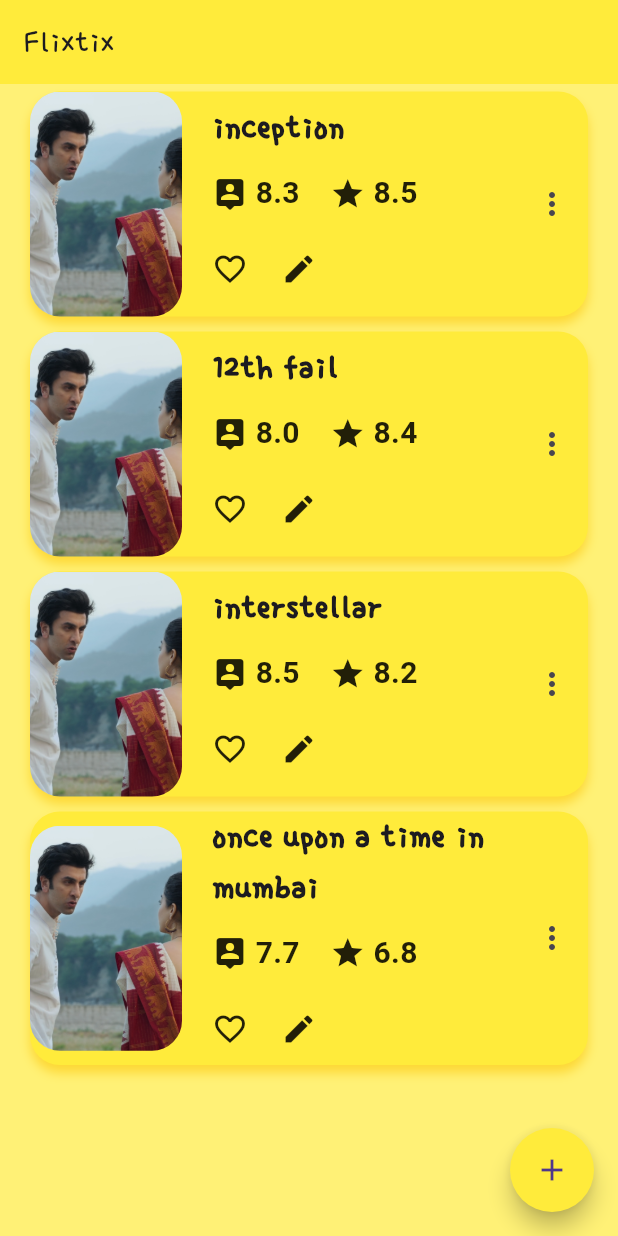
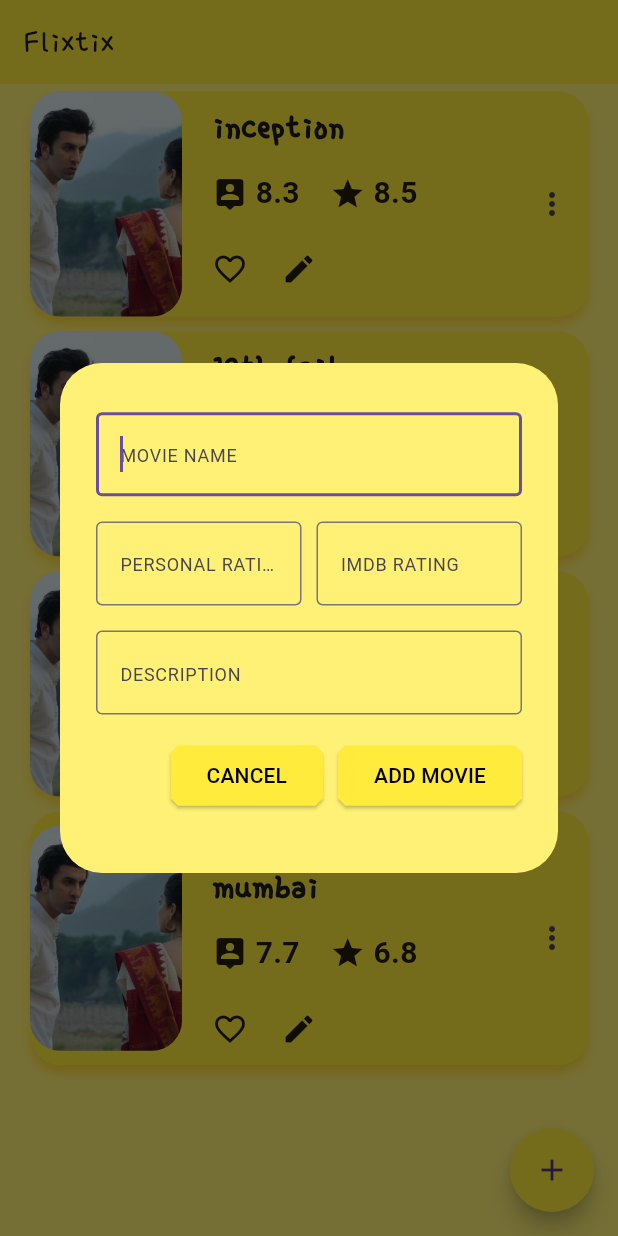
Before and after one commit to MJI-Abir/Flixtix, a Flutter app: the screen it shows after launch, after a tap on the "add" icon, on a phone screen of 412 x 824 dp. Run offline on Flutter 3.47's test engine with Material 3 defaults, Android fonts, the phone set to English and light mode, and no system bars; our stand-ins replace cloud_firestore, firebase_core, flutter_slidable, fluttertoast; accounts and stored records are empty; Roboto replaces fonts that are missing (PoorStory).

Commit message:
add movie dialog box basic design

```diff
--- a/lib/flixtix_page/flixtix_page.dart
+++ b/lib/flixtix_page/flixtix_page.dart
@@ -1,5 +1,6 @@
 import 'package:flutter/material.dart';
 import 'package:moviflix/utils/my_colors.dart';
+import 'package:moviflix/widgets/custom_movie_addition_dialog.dart';
 import 'package:moviflix/widgets/movies_list_tile.dart';
 
 class FlixtixPage extends StatefulWidget {
@@ -10,6 +11,11 @@ class FlixtixPage extends StatefulWidget {
 }
 
 class _FlixtixPageState extends State<FlixtixPage> {
+  final _movieNameController = TextEditingController();
+  final _personalRatingController = TextEditingController();
+  final _imdbRatingController = TextEditingController();
+  final _movieDescriptionController = TextEditingController();
+
   final List<List> moviesList = [
     [
       'inception',
@@ -40,6 +46,7 @@ class _FlixtixPageState extends State<FlixtixPage> {
       'assets/images/animal_cover.png'
     ],
   ];
+
   @override
   Widget build(BuildContext context) {
     return Scaffold(
@@ -65,11 +72,32 @@ class _FlixtixPageState extends State<FlixtixPage> {
         },
       ),
       floatingActionButton: FloatingActionButton(
-        onPressed: () {},
+        onPressed: openMovieAdditionDialog,
         backgroundColor: Theme.of(context).primaryColor,
         shape: const CircleBorder(),
         child: const Icon(Icons.add),
       ),
     );
   }
+
+  void openMovieAdditionDialog() {
+    showDialog(
+        context: context,
+        builder: (context) {
+          return CustomMovieAdditionDialog(
+            movieNameController: _movieNameController,
+            personalRatingController: _personalRatingController,
+            imdbRatingController: _imdbRatingController,
+            movieDescriptionController: _movieDescriptionController,
+            onAddMovie: () {},
+            onCancel: () {
+              _movieNameController.clear();
+              _personalRatingController.clear();
+              _imdbRatingController.clear();
+              _movieDescriptionController.clear();
+              Navigator.of(context).pop();
+            },
+          );
+        });
+  }
 }
--- a/lib/main.dart
+++ b/lib/main.dart
@@ -1,6 +1,5 @@
 import 'package:flutter/material.dart';
 import 'package:moviflix/flixtix_page/flixtix_page.dart';
-import 'package:moviflix/home_page/home_screen.dart';
 import 'package:firebase_core/firebase_core.dart';
 import 'firebase_options.dart';
 
--- a/lib/widgets/custom_alert_dialog.dart
+++ b/lib/widgets/custom_alert_dialog.dart
@@ -19,7 +19,6 @@ class CustomAlertDialog extends StatelessWidget {
 
   @override
   Widget build(BuildContext context) {
-    print('taskName: $taskName');
     taskNameController.text = taskName;
     return AlertDialog(
       backgroundColor: MyColors.appBgColor,
@@ -51,6 +50,7 @@ class CustomAlertDialog extends StatelessWidget {
             )
           ],
         ),
-        ));
+      ),
+    );
   }
 }
--- a/lib/widgets/custom_material_button.dart
+++ b/lib/widgets/custom_material_button.dart
@@ -17,6 +17,9 @@ class CustomMaterialButton extends StatelessWidget {
       onPressed: onPressed,
       style: ElevatedButton.styleFrom(
         backgroundColor: Theme.of(context).primaryColor,
+        shape: BeveledRectangleBorder(
+          borderRadius: BorderRadius.circular(5),
+        ),
       ),
       child: Text(
         text,
--- /dev/null
+++ b/lib/widgets/custom_movie_addition_dialog.dart
@@ -0,0 +1,98 @@
+import 'package:flutter/material.dart';
+import 'package:moviflix/utils/my_colors.dart';
+import 'package:moviflix/widgets/custom_material_button.dart';
+
+// ignore: must_be_immutable
+class CustomMovieAdditionDialog extends StatelessWidget {
+  const CustomMovieAdditionDialog({
+    super.key,
+    required this.movieNameController,
+    required this.personalRatingController,
+    required this.imdbRatingController,
+    required this.movieDescriptionController,
+    required this.onAddMovie,
+    required this.onCancel,
+  });
+
+  final TextEditingController movieNameController;
+  final TextEditingController personalRatingController;
+  final TextEditingController imdbRatingController;
+  final TextEditingController movieDescriptionController;
+
+  final VoidCallback onAddMovie;
+  final VoidCallback onCancel;
+
+  @override
+  Widget build(BuildContext context) {
+    return AlertDialog(
+      backgroundColor: MyColors.appBgColor,
+      content: SizedBox(
+        height: 300,
+        child: Column(
+          mainAxisAlignment: MainAxisAlignment.spaceEvenly,
+          children: [
+            TextField(
+              autofocus: true,
+              controller: movieNameController,
+              decoration: const InputDecoration(
+                border: OutlineInputBorder(),
+                hintText: "MOVIE NAME",
+                hintStyle: TextStyle(fontSize: 12),
+              ),
+            ),
+            Row(
+              // mainAxisAlignment: MainAxisAlignment.spaceBetween,
+              children: [
+                Expanded(
+                  child: TextField(
+                    controller: personalRatingController,
+                    decoration: const InputDecoration(
+                      border: OutlineInputBorder(),
+                      hintText: "PERSONAL RATING",
+                      hintStyle: TextStyle(fontSize: 12),
+                    ),
+                  ),
+                ),
+                const SizedBox(
+                  width: 10,
+                ),
+                Expanded(
+                  child: TextField(
+                    controller: imdbRatingController,
+                    decoration: const InputDecoration(
+                      border: OutlineInputBorder(),
+                      hintText: "IMDB RATING",
+                      hintStyle: TextStyle(fontSize: 12),
+                    ),
+                  ),
+                ),
+              ],
+            ),
+            TextField(
+              controller: movieDescriptionController,
+              decoration: const InputDecoration(
+                border: OutlineInputBorder(),
+                hintText: "DESCRIPTION",
+                hintStyle: TextStyle(fontSize: 12),
+              ),
+            ),
+            Row(
+              mainAxisAlignment: MainAxisAlignment.end,
+              children: [
+                CustomMaterialButton(
+                  text: "CANCEL",
+                  onPressed: onCancel,
+                ),
+                const SizedBox(width: 10),
+                CustomMaterialButton(
+                  text: "ADD MOVIE",
+                  onPressed: onAddMovie,
+                ),
+              ],
+            ),
+          ],
+        ),
+      ),
+    );
+  }
+}
```
Lines whose indentation alone changed are shown as unchanged.
